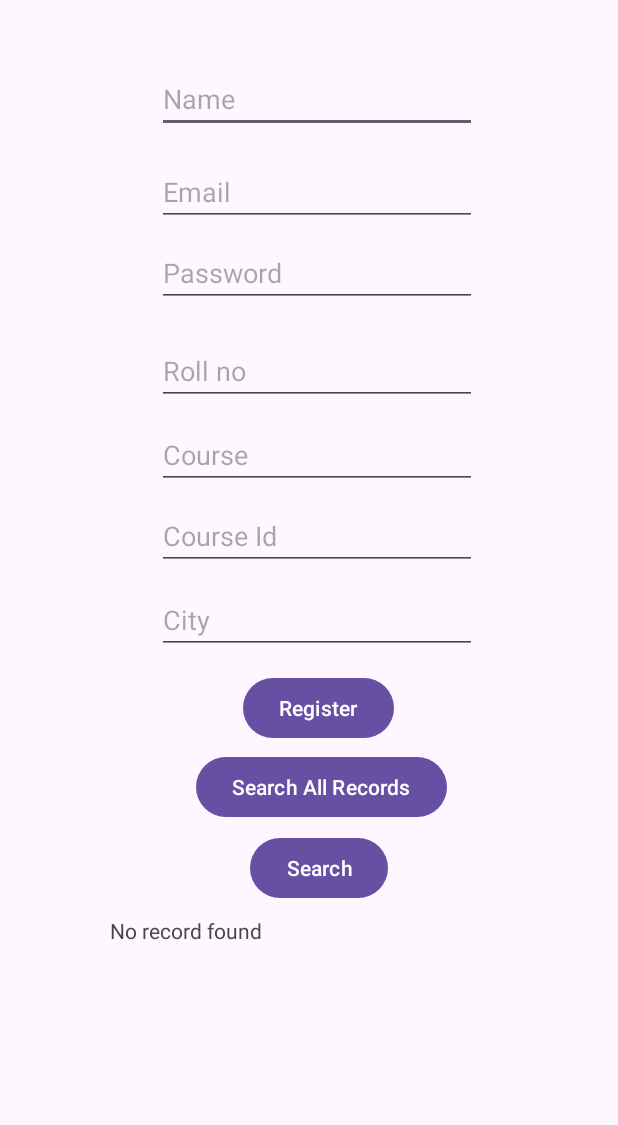
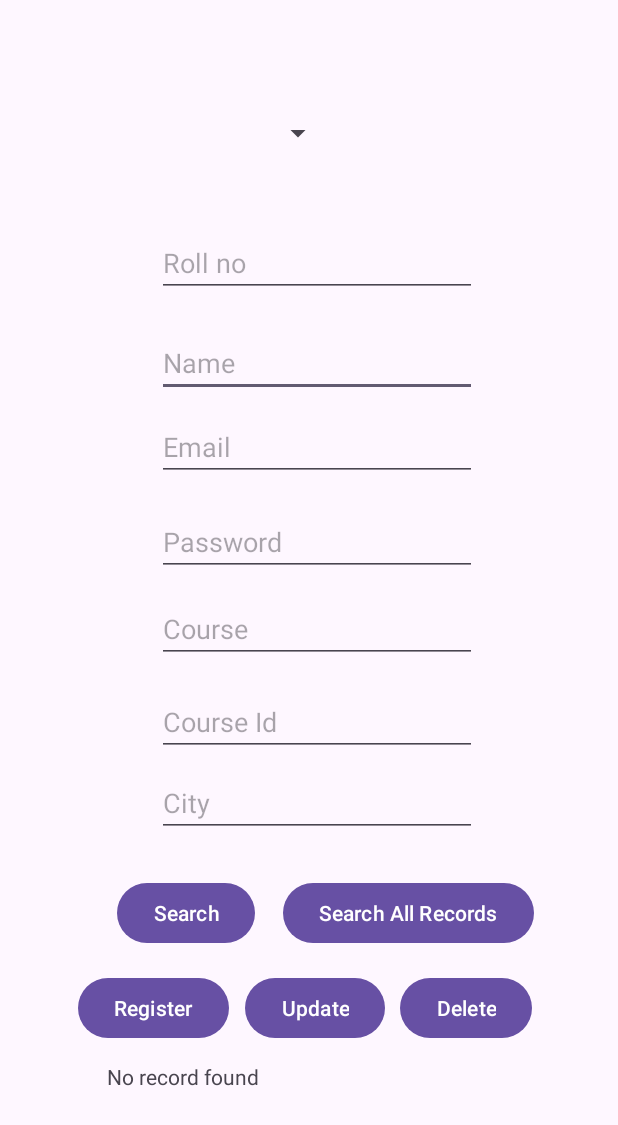
Before and after one commit to SuperShotRETRO/Main-Android, an Android app: the Database screen opened directly, with no data from a screen before it, after a tap on "Search", on a phone screen of 412 x 824 dp. Shown: the top 1125 px of the screen. Run offline under Robolectric (Android 15) with nearby library versions, the light colour scheme and no system bars; 3 statements that could not run were skipped.

Commit message:
02-04-2024 Database Changes

```diff
--- a/app/src/main/java/com/example/swaraj_main/Database.java
+++ b/app/src/main/java/com/example/swaraj_main/Database.java
@@ -10,12 +10,14 @@ import android.widget.Toast;
 import androidx.annotation.Nullable;
 import androidx.appcompat.app.AppCompatActivity;
 
+import java.util.Arrays;
+
 public class Database extends AppCompatActivity {
 
     TextView result;
     EditText name,email,password,rollno,course,courseId,city;
 
-    Button regBtn, searchStdBtn, searchallbtn;
+    Button regBtn, searchStdBtn, searchallbtn, updateBtn, deleteBtn;
 
     DatabaseUtils db;
 
@@ -37,10 +39,14 @@ public class Database extends AppCompatActivity {
         regBtn = findViewById(R.id.regBtn);
         searchStdBtn = findViewById(R.id.searchStdBtn);
         searchallbtn = findViewById(R.id.searchAllBtn);
-
+        updateBtn = findViewById(R.id.updateBtn);
+        deleteBtn = findViewById(R.id.deleteBtn);
 
         db = new DatabaseUtils(this);
         Toast.makeText(getApplicationContext(),"Database", Toast.LENGTH_LONG).show();
+
+        String[] str = new String[]{Arrays.toString(db.fetchTables())};
+        result.setText(str[0]);
 
         regBtn.setOnClickListener(v->{
 
@@ -87,5 +93,46 @@ public class Database extends AppCompatActivity {
                 result.setText("No record found");
             }
         });
+
+        updateBtn.setOnClickListener(v -> {
+
+            String rollText = rollno.getText().toString();
+            String nameText = name.getText().toString();
+            String emailText = email.getText().toString();
+            String passwordText = password.getText().toString();
+            String courseText = course.getText().toString();
+            String courseIdText = courseId.getText().toString();
+            String cityText = city.getText().toString();
+
+            if(!(rollText.isEmpty() && nameText.isEmpty() && emailText.isEmpty() && passwordText.isEmpty() && courseText.isEmpty() && courseIdText.isEmpty() && cityText.isEmpty())){
+                boolean res = db.updateRecord(Integer.parseInt(rollText),nameText,emailText,passwordText,courseText,courseIdText,cityText);
+                if (res){
+                    Toast.makeText(getApplicationContext(),"User Updated", Toast.LENGTH_LONG).show();
+                }
+                else {
+                    Toast.makeText(getApplicationContext(),"Error", Toast.LENGTH_LONG).show();
+                }
+            }
+            else {
+                Toast.makeText(getApplicationContext(),"Fields empty", Toast.LENGTH_LONG).show();
+            }
+        });
+
+        deleteBtn.setOnClickListener(v -> {
+            String rollText = rollno.getText().toString();
+
+            if(!(rollText.isEmpty())){
+                boolean res = db.deleteRecord(Integer.parseInt(rollText));
+                if (res){
+                    Toast.makeText(getApplicationContext(),"User Updated", Toast.LENGTH_LONG).show();
+                }
+                else {
+                    Toast.makeText(getApplicationContext(),"Error", Toast.LENGTH_LONG).show();
+                }
+            }
+            else {
+                Toast.makeText(getApplicationContext(),"Fields empty", Toast.LENGTH_LONG).show();
+            }
+        });
     }
 }
--- a/app/src/main/res/layout/database.xml
+++ b/app/src/main/res/layout/database.xml
@@ -12,7 +12,7 @@
         android:layout_alignParentEnd="true"
         android:layout_alignParentBottom="true"
         android:layout_marginEnd="94dp"
-        android:layout_marginBottom="735dp"
+        android:layout_marginBottom="559dp"
         android:ems="10"
         android:hint="Name"
         android:inputType="text" />
@@ -24,7 +24,7 @@
         android:layout_alignParentEnd="true"
         android:layout_alignParentBottom="true"
         android:layout_marginEnd="94dp"
-        android:layout_marginBottom="673dp"
+        android:layout_marginBottom="503dp"
         android:ems="10"
         android:hint="Email"
         android:inputType="text" />
@@ -36,7 +36,7 @@
         android:layout_alignParentEnd="true"
         android:layout_alignParentBottom="true"
         android:layout_marginEnd="94dp"
-        android:layout_marginBottom="619dp"
+        android:layout_marginBottom="440dp"
         android:ems="10"
         android:hint="Password"
         android:inputType="textPassword" />
@@ -47,8 +47,8 @@
         android:layout_height="wrap_content"
         android:layout_alignParentEnd="true"
         android:layout_alignParentBottom="true"
-        android:layout_marginEnd="149dp"
-        android:layout_marginBottom="328dp"
+        android:layout_marginEnd="259dp"
+        android:layout_marginBottom="128dp"
         android:text="Register" />
 
     <EditText
@@ -58,7 +58,7 @@
         android:layout_alignParentEnd="true"
         android:layout_alignParentBottom="true"
         android:layout_marginEnd="94dp"
-        android:layout_marginBottom="554dp"
+        android:layout_marginBottom="626dp"
         android:ems="10"
         android:hint="Roll no"
         android:inputType="text" />
@@ -69,8 +69,8 @@
         android:layout_height="wrap_content"
         android:layout_alignParentEnd="true"
         android:layout_alignParentBottom="true"
-        android:layout_marginEnd="153dp"
-        android:layout_marginBottom="221dp"
+        android:layout_marginEnd="242dp"
+        android:layout_marginBottom="191dp"
         android:text="Search" />
 
     <TextView
@@ -79,8 +79,8 @@
         android:layout_height="94dp"
         android:layout_alignParentEnd="true"
         android:layout_alignParentBottom="true"
-        android:layout_marginEnd="59dp"
-        android:layout_marginBottom="119dp" />
+        android:layout_marginEnd="61dp"
+        android:layout_marginBottom="22dp" />
 
     <Button
         android:id="@+id/searchAllBtn"
@@ -88,8 +88,8 @@
         android:layout_height="wrap_content"
         android:layout_alignParentEnd="true"
         android:layout_alignParentBottom="true"
-        android:layout_marginEnd="114dp"
-        android:layout_marginBottom="275dp"
+        android:layout_marginEnd="56dp"
+        android:layout_marginBottom="191dp"
         android:text="Search All Records" />
 
     <EditText
@@ -99,7 +99,7 @@
         android:layout_alignParentEnd="true"
         android:layout_alignParentBottom="true"
         android:layout_marginEnd="94dp"
-        android:layout_marginBottom="498dp"
+        android:layout_marginBottom="382dp"
         android:ems="10"
         android:hint="Course"
         android:inputType="text" />
@@ -111,7 +111,7 @@
         android:layout_alignParentEnd="true"
         android:layout_alignParentBottom="true"
         android:layout_marginEnd="94dp"
-        android:layout_marginBottom="444dp"
+        android:layout_marginBottom="320dp"
         android:ems="10"
         android:hint="Course Id"
         android:inputType="text" />
@@ -123,8 +123,37 @@
         android:layout_alignParentEnd="true"
         android:layout_alignParentBottom="true"
         android:layout_marginEnd="94dp"
-        android:layout_marginBottom="388dp"
+        android:layout_marginBottom="266dp"
         android:ems="10"
         android:hint="City"
         android:inputType="text" />
+
+    <Button
+        android:id="@+id/updateBtn"
+        android:layout_width="wrap_content"
+        android:layout_height="wrap_content"
+        android:layout_alignParentEnd="true"
+        android:layout_alignParentBottom="true"
+        android:layout_marginEnd="155dp"
+        android:layout_marginBottom="128dp"
+        android:text="Update" />
+
+    <Button
+        android:id="@+id/deleteBtn"
+        android:layout_width="wrap_content"
+        android:layout_height="wrap_content"
+        android:layout_alignParentEnd="true"
+        android:layout_alignParentBottom="true"
+        android:layout_marginEnd="57dp"
+        android:layout_marginBottom="128dp"
+        android:text="Delete" />
+
+    <Spinner
+        android:id="@+id/spinner"
+        android:layout_width="wrap_content"
+        android:layout_height="wrap_content"
+        android:layout_alignParentEnd="true"
+        android:layout_alignParentBottom="true"
+        android:layout_marginEnd="189dp"
+        android:layout_marginBottom="723dp" />
 </RelativeLayout>
```
Also changed, not shown: app/src/main/java/com/example/swaraj_main/DatabaseUtils.java (+46 -3 lines).
